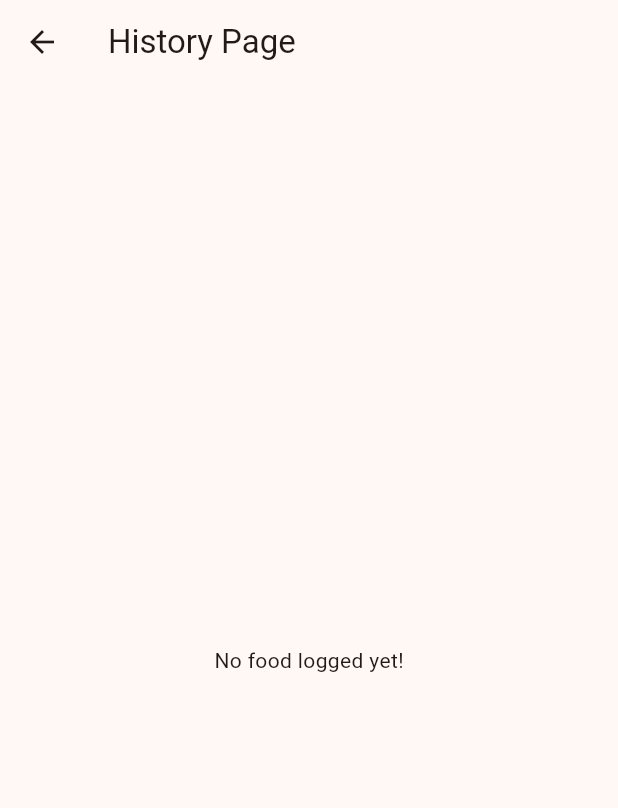
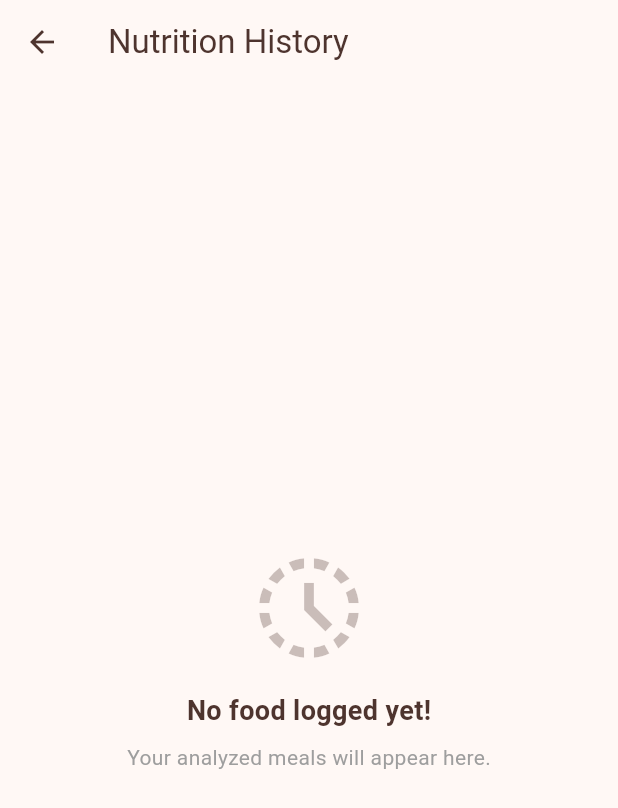
Before and after one commit to WilsonXY/kitahack_2026, a Flutter app: the HistoryPage screen opened by its route, on a phone screen of 412 x 824 dp. Shown: the top 808 px of the screen. Run offline on Flutter 3.47's test engine with Material 3 defaults, Android fonts, the phone set to English and light mode, and no system bars; our stand-ins replace camera, cloud_firestore, firebase_auth, firebase_core, flutter_dotenv, flutter_riverpod and 5 more; missing offline and left inert: file_saver, firebase_ui_auth, gal; accounts and stored records are empty.

Commit message:
Redid history segment to be able to show historical snaps

```diff
--- a/lib/features/history/presentation/screens/history_page.dart
+++ b/lib/features/history/presentation/screens/history_page.dart
@@ -1,5 +1,6 @@
 import 'package:flutter/material.dart';
 import 'package:flutter_riverpod/flutter_riverpod.dart';
+import 'package:kitahack_2026/core/theme/mango_theme.dart';
 import 'package:kitahack_2026/core/theme/sizes.dart';
 import 'package:kitahack_2026/features/history/presentation/widgets/history_summary_item.dart';
 import 'package:kitahack_2026/features/nutrition/data/food_provider.dart';
@@ -10,30 +11,65 @@ class HistoryPage extends ConsumerWidget {
   @override
   Widget build(BuildContext context, WidgetRef ref) {
     return Scaffold(
-      appBar: AppBar(title: const Text('History Page')),
+      appBar: AppBar(
+        title: const Text('Nutrition History'),
+        backgroundColor: Colors.transparent,
+        elevation: 0,
+        foregroundColor: kTextBrown,
+      ),
       body: Padding(
-        padding: const EdgeInsets.all(kDefaultPadding),
-        child: ref
-            .watch(foodHistoryProvider)
-            .when(
+        padding: const EdgeInsets.symmetric(horizontal: kDefaultPadding),
+        child: ref.watch(foodHistoryProvider).when(
               data: (foods) {
                 if (foods.isEmpty) {
-                  return const Center(child: Text("No food logged yet!"));
+                  return Center(
+                    child: Column(
+                      mainAxisAlignment: MainAxisAlignment.center,
+                      children: [
+                        Icon(Icons.history_toggle_off, size: 80, color: kTextBrown.withValues(alpha: 0.3)),
+                        const SizedBox(height: 16),
+                        const Text(
+                          "No food logged yet!",
+                          style: TextStyle(fontSize: 18, color: kTextBrown, fontWeight: FontWeight.bold),
+                        ),
+                        const SizedBox(height: 8),
+                        const Text(
+                          "Your analyzed meals will appear here.",
+                          style: TextStyle(color: Colors.grey),
+                        ),
+                      ],
+                    ),
+                  );
                 }
                 return RefreshIndicator(
-                  child: ListView.builder(
+                  color: kMangoPrimary,
+                  onRefresh: () async => ref.refresh(foodHistoryProvider),
+                  child: ListView.separated(
+                    padding: const EdgeInsets.symmetric(vertical: 20),
                     itemCount: foods.length,
+                    separatorBuilder: (context, index) => const SizedBox(height: 12),
                     itemBuilder: (context, index) {
                       final food = foods[index];
                       return HistorySummaryItem(foodModel: food);
                     },
                   ),
-                  onRefresh: () async => ref.refresh(foodHistoryProvider),
                 );
               },
-              error: (error, stack) =>
-                  Center(child: Text("Error loading foods ($error)")),
-              loading: () => const Center(child: CircularProgressIndicator()),
+              error: (error, stack) => Center(
+                child: Column(
+                  mainAxisAlignment: MainAxisAlignment.center,
+                  children: [
+                    const Icon(Icons.error_outline, size: 60, color: Colors.red),
+                    const SizedBox(height: 16),
+                    Text("Error loading history: $error"),
+                    TextButton(
+                      onPressed: () => ref.refresh(foodHistoryProvider),
+                      child: const Text("Retry"),
+                    )
+                  ],
+                ),
+              ),
+              loading: () => const Center(child: CircularProgressIndicator(color: kMangoPrimary)),
             ),
       ),
     );
```
Also changed, not shown: lib/features/history/presentation/screens/history_detail_page.dart (+29 -3 lines), pubspec.lock, 5 other files.
